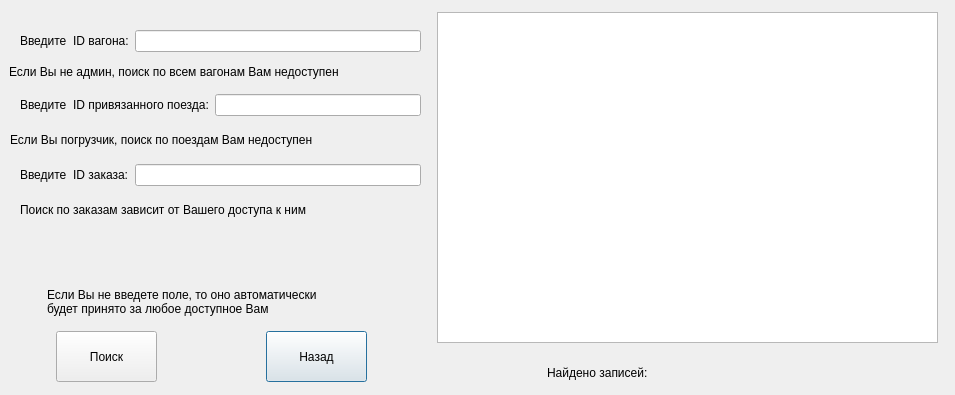
Qt form src/project/selectcarriages.ui (Edeotena/bd_4rd_sem_course_work) before a commit.
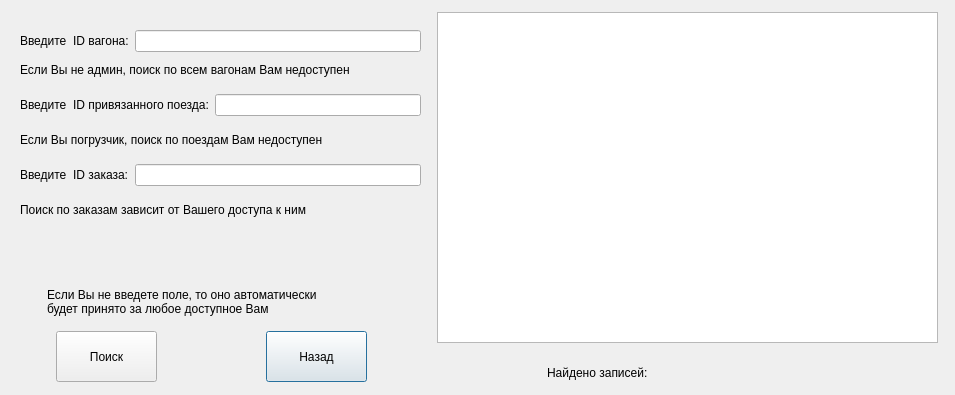
The same form after that commit.

Diff of the .ui file:
```diff
--- a/src/project/selectcarriages.ui
+++ b/src/project/selectcarriages.ui
@@ -100,8 +100,8 @@
   <widget class="QLabel" name="label_3">
    <property name="geometry">
     <rect>
-     <x>9</x>
-     <y>62</y>
+     <x>20</x>
+     <y>60</y>
      <width>421</width>
      <height>20</height>
     </rect>
@@ -171,7 +171,7 @@
   <widget class="QLabel" name="label_5">
    <property name="geometry">
     <rect>
-     <x>10</x>
+     <x>20</x>
      <y>130</y>
      <width>421</width>
      <height>20</height>
```
